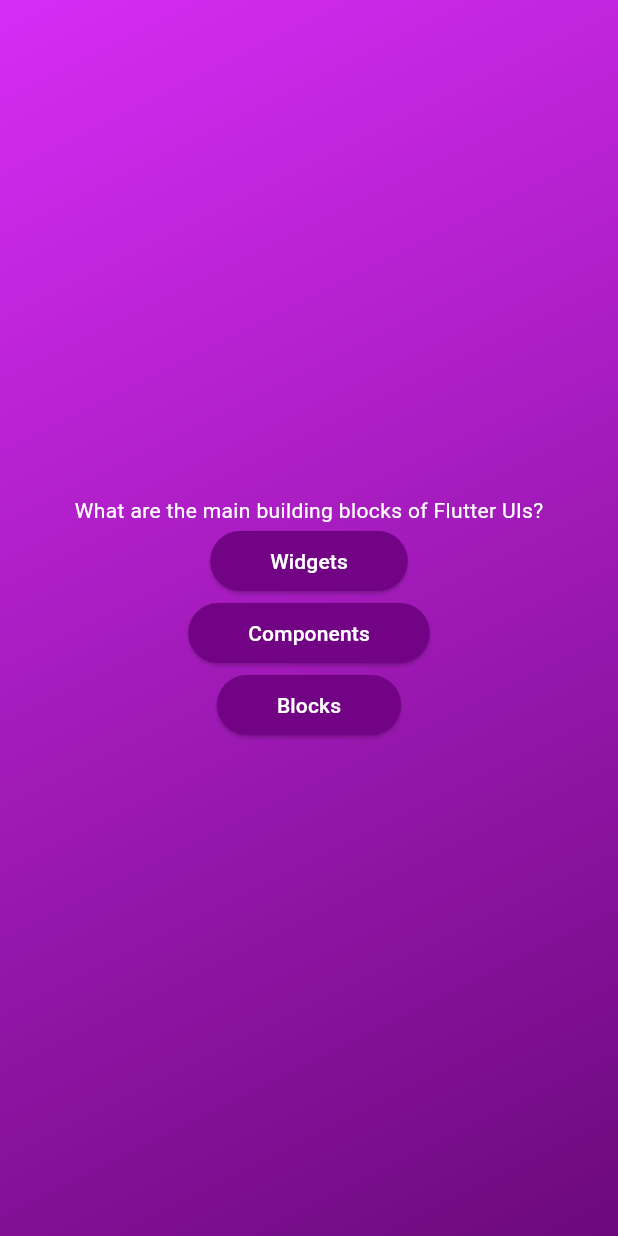
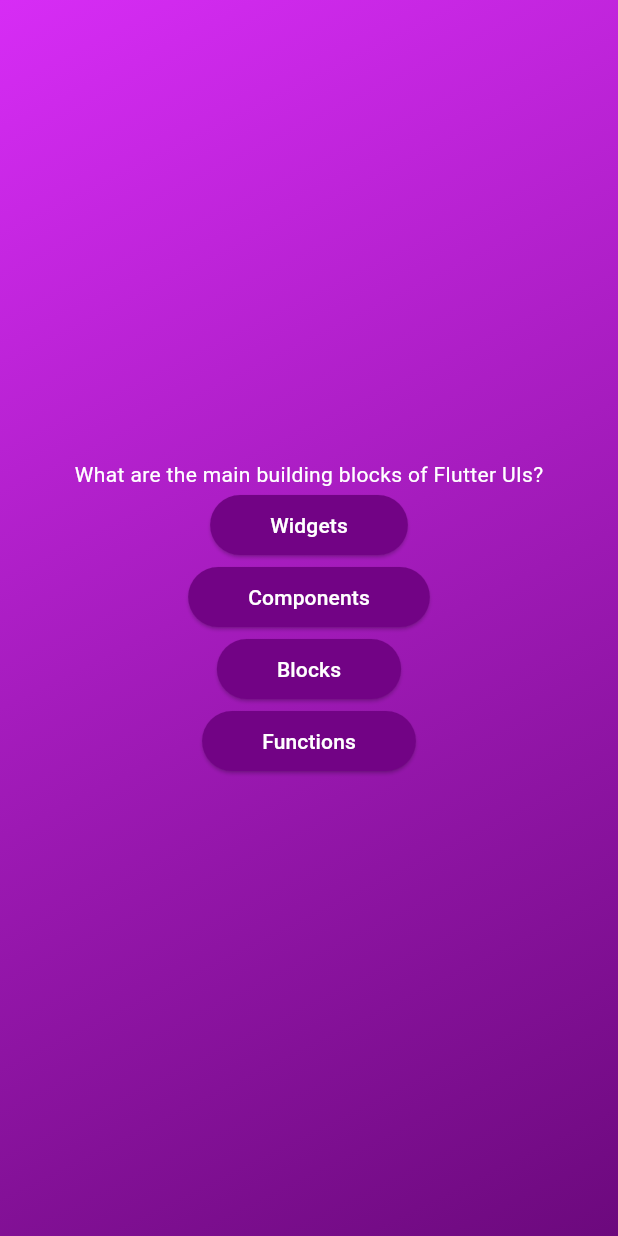
Before and after one commit to snaxy318/quiz_app, a Flutter app: the screen it shows after launch, after a tap on "Start quiz", on a phone screen of 412 x 824 dp. Run offline on Flutter 3.47's test engine with Material 3 defaults, Android fonts, the phone set to English and light mode, and no system bars.

Commit message:
added answers option using map

```diff
--- a/lib/question_screen.dart
+++ b/lib/question_screen.dart
@@ -18,7 +18,9 @@ class _QuestionPageState extends State<QuestionPage> {
 
     return SizedBox(
       width: double.infinity,
-      child: Column(mainAxisAlignment: MainAxisAlignment.center, children: [
+      child: Column(
+        mainAxisAlignment: MainAxisAlignment.center,
+        children: [
           Text(
             currentQuestion.text,
             style: const TextStyle(
@@ -28,19 +30,11 @@ class _QuestionPageState extends State<QuestionPage> {
           const SizedBox(
             width: 30,
           ),
-        AnswerButton(
-          answerText: currentQuestion.answers[0],
-          onTap: () {},
+          ...currentQuestion.answers.map((answer){
+            return AnswerButton(answerText: answer,onTap:(){});
+          },),
+        ],
       ),
-        AnswerButton(
-          answerText: currentQuestion.answers[1],
-          onTap: () {},
-        ),
-        AnswerButton(
-          answerText: currentQuestion.answers[2],
-          onTap: () {},
-        ),
-      ]),
     );
   }
 }
```
Lines whose indentation alone changed are shown as unchanged.
